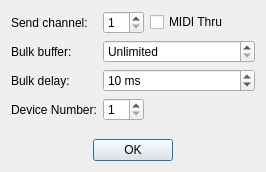
Above: src/View/SettingsDialog.ui from thefinalcutbg/QAN1xEditor before the change. Below: the same form after it.
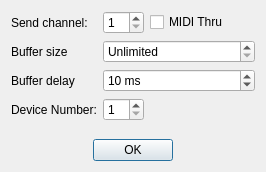
That is the form after the change.

```diff
--- a/src/View/SettingsDialog.ui
+++ b/src/View/SettingsDialog.ui
@@ -43,7 +43,7 @@
      <item row="1" column="0">
       <widget class="QLabel" name="label">
        <property name="text">
-        <string>Bulk buffer:</string>
+        <string>Buffer size</string>
        </property>
       </widget>
      </item>
@@ -75,7 +75,7 @@
      <item row="2" column="0">
       <widget class="QLabel" name="label_2">
        <property name="text">
-        <string>Bulk delay:</string>
+        <string>Buffer delay</string>
        </property>
       </widget>
      </item>
```
